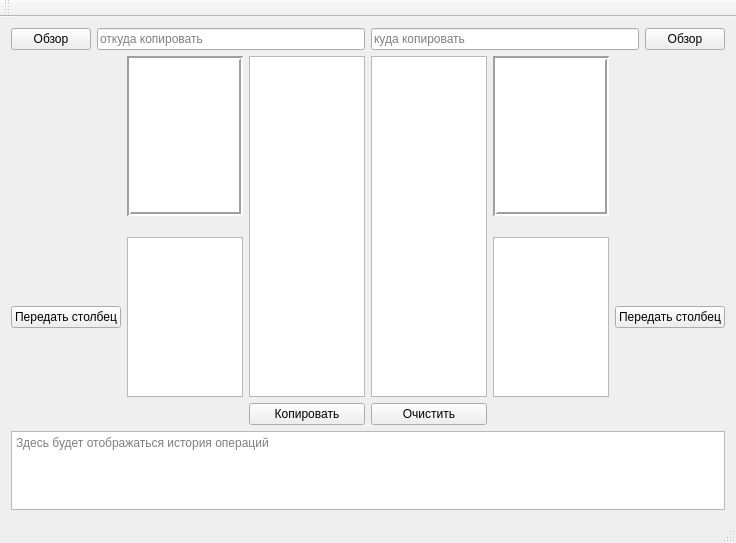
The window that ui/copier.ui (daaazzzeeed/easyCopy) describes before a commit, drawn with Qt 5.
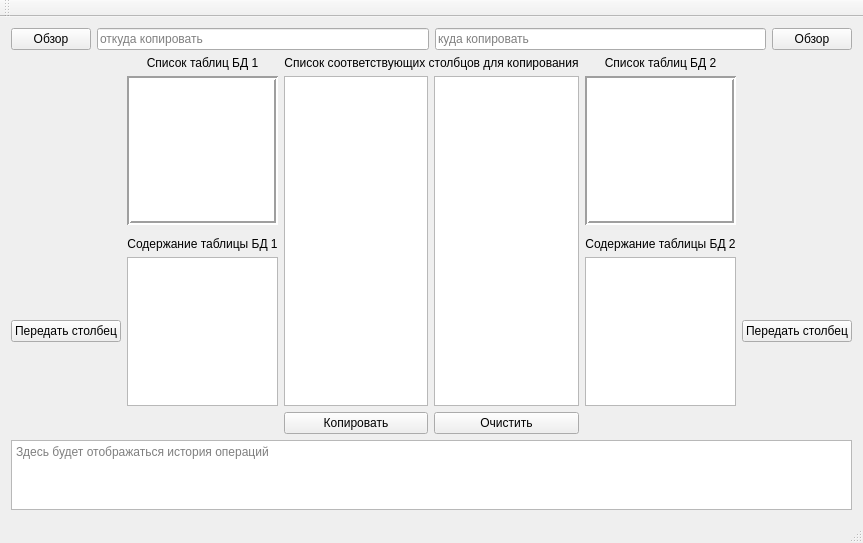
The same window after the commit.

Diff of the .ui file:
```diff
--- a/ui/copier.ui
+++ b/ui/copier.ui
@@ -51,8 +51,18 @@
       </item>
       <item row="1" column="0">
        <layout class="QGridLayout" name="gridLayout_2">
-        <item row="0" column="2">
-         <spacer name="horizontalSpacer_3">
+        <item row="0" column="1">
+         <widget class="QLabel" name="label">
+          <property name="text">
+           <string>Список таблиц БД 1</string>
+          </property>
+          <property name="alignment">
+           <set>Qt::AlignCenter</set>
+          </property>
+         </widget>
+        </item>
+        <item row="1" column="9">
+         <spacer name="horizontalSpacer_4">
           <property name="orientation">
            <enum>Qt::Horizontal</enum>
           </property>
@@ -64,27 +74,14 @@
           </property>
          </spacer>
         </item>
-        <item row="3" column="6">
+        <item row="5" column="6">
          <widget class="QPushButton" name="clearPb">
           <property name="text">
            <string>Очистить</string>
           </property>
          </widget>
         </item>
-        <item row="1" column="11">
-         <spacer name="verticalSpacer_4">
-          <property name="orientation">
-           <enum>Qt::Vertical</enum>
-          </property>
-          <property name="sizeHint" stdset="0">
-           <size>
-            <width>20</width>
-            <height>40</height>
-           </size>
-          </property>
-         </spacer>
-        </item>
-        <item row="1" column="0">
+        <item row="2" column="0">
          <spacer name="verticalSpacer_3">
           <property name="orientation">
            <enum>Qt::Vertical</enum>
@@ -97,14 +94,66 @@
           </property>
          </spacer>
         </item>
-        <item row="3" column="5">
+        <item row="2" column="1">
+         <spacer name="verticalSpacer">
+          <property name="orientation">
+           <enum>Qt::Vertical</enum>
+          </property>
+          <property name="sizeHint" stdset="0">
+           <size>
+            <width>20</width>
+            <height>40</height>
+           </size>
+          </property>
+         </spacer>
+        </item>
+        <item row="2" column="11">
+         <spacer name="verticalSpacer_4">
+          <property name="orientation">
+           <enum>Qt::Vertical</enum>
+          </property>
+          <property name="sizeHint" stdset="0">
+           <size>
+            <width>20</width>
+            <height>40</height>
+           </size>
+          </property>
+         </spacer>
+        </item>
+        <item row="5" column="11">
+         <spacer name="verticalSpacer_6">
+          <property name="orientation">
+           <enum>Qt::Vertical</enum>
+          </property>
+          <property name="sizeHint" stdset="0">
+           <size>
+            <width>20</width>
+            <height>40</height>
+           </size>
+          </property>
+         </spacer>
+        </item>
+        <item row="1" column="2">
+         <spacer name="horizontalSpacer_3">
+          <property name="orientation">
+           <enum>Qt::Horizontal</enum>
+          </property>
+          <property name="sizeHint" stdset="0">
+           <size>
+            <width>40</width>
+            <height>20</height>
+           </size>
+          </property>
+         </spacer>
+        </item>
+        <item row="5" column="5">
          <widget class="QPushButton" name="copyPb">
           <property name="text">
            <string>Копировать</string>
           </property>
          </widget>
         </item>
-        <item row="1" column="10">
+        <item row="2" column="10">
          <spacer name="verticalSpacer_2">
           <property name="orientation">
            <enum>Qt::Vertical</enum>
@@ -117,72 +166,7 @@
           </property>
          </spacer>
         </item>
-        <item row="1" column="1">
-         <spacer name="verticalSpacer">
-          <property name="orientation">
-           <enum>Qt::Vertical</enum>
-          </property>
-          <property name="sizeHint" stdset="0">
-           <size>
-            <width>20</width>
-            <height>40</height>
-           </size>
-          </property>
-         </spacer>
-        </item>
-        <item row="3" column="11">
-         <spacer name="verticalSpacer_6">
-          <property name="orientation">
-           <enum>Qt::Vertical</enum>
-          </property>
-          <property name="sizeHint" stdset="0">
-           <size>
-            <width>20</width>
-            <height>40</height>
-           </size>
-          </property>
-         </spacer>
-        </item>
-        <item row="0" column="8">
-         <spacer name="horizontalSpacer_2">
-          <property name="orientation">
-           <enum>Qt::Horizontal</enum>
-          </property>
-          <property name="sizeHint" stdset="0">
-           <size>
-            <width>40</width>
-            <height>20</height>
-           </size>
-          </property>
-         </spacer>
-        </item>
-        <item row="0" column="9">
-         <spacer name="horizontalSpacer_4">
-          <property name="orientation">
-           <enum>Qt::Horizontal</enum>
-          </property>
-          <property name="sizeHint" stdset="0">
-           <size>
-            <width>40</width>
-            <height>20</height>
-           </size>
-          </property>
-         </spacer>
-        </item>
-        <item row="0" column="3">
-         <spacer name="horizontalSpacer">
-          <property name="orientation">
-           <enum>Qt::Horizontal</enum>
-          </property>
-          <property name="sizeHint" stdset="0">
-           <size>
-            <width>40</width>
-            <height>20</height>
-           </size>
-          </property>
-         </spacer>
-        </item>
-        <item row="3" column="0">
+        <item row="5" column="0">
          <spacer name="verticalSpacer_5">
           <property name="orientation">
            <enum>Qt::Vertical</enum>
@@ -195,7 +179,7 @@
           </property>
          </spacer>
         </item>
-        <item row="0" column="1">
+        <item row="1" column="1">
          <widget class="QListWidget" name="tablesFromLV">
           <property name="frameShape">
            <enum>QFrame::Box</enum>
@@ -208,27 +192,53 @@
           </property>
          </widget>
         </item>
-        <item row="0" column="10">
-         <widget class="QListWidget" name="tablesToLV">
-          <property name="frameShape">
-           <enum>QFrame::Box</enum>
+        <item row="1" column="3">
+         <spacer name="horizontalSpacer">
+          <property name="orientation">
+           <enum>Qt::Horizontal</enum>
           </property>
-          <property name="lineWidth">
-           <number>2</number>
+          <property name="sizeHint" stdset="0">
+           <size>
+            <width>40</width>
+            <height>20</height>
+           </size>
           </property>
-         </widget>
+         </spacer>
         </item>
-        <item row="2" column="1">
+        <item row="1" column="8">
+         <spacer name="horizontalSpacer_2">
+          <property name="orientation">
+           <enum>Qt::Horizontal</enum>
+          </property>
+          <property name="sizeHint" stdset="0">
+           <size>
+            <width>40</width>
+            <height>20</height>
+           </size>
+          </property>
+         </spacer>
+        </item>
+        <item row="4" column="1">
          <widget class="QTableView" name="columnsFromLV">
           <property name="dragDropMode">
            <enum>QAbstractItemView::DragOnly</enum>
           </property>
          </widget>
         </item>
-        <item row="2" column="10">
+        <item row="1" column="10">
+         <widget class="QListWidget" name="tablesToLV">
+          <property name="frameShape">
+           <enum>QFrame::Box</enum>
+          </property>
+          <property name="lineWidth">
+           <number>2</number>
+          </property>
+         </widget>
+        </item>
+        <item row="4" column="10">
          <widget class="QTableView" name="columnsToLV"/>
         </item>
-        <item row="2" column="0">
+        <item row="4" column="0">
          <widget class="QPushButton" name="moveFromPb">
           <property name="enabled">
            <bool>true</bool>
@@ -250,19 +260,59 @@
           </property>
          </widget>
         </item>
-        <item row="2" column="11">
+        <item row="4" column="11">
          <widget class="QPushButton" name="moveToPb">
           <property name="text">
            <string>Передать столбец</string>
           </property>
          </widget>
         </item>
-        <item row="0" column="5" rowspan="3">
+        <item row="1" column="5" rowspan="4">
          <widget class="QTableWidget" name="correlationLvFrom"/>
         </item>
-        <item row="0" column="6" rowspan="3">
+        <item row="1" column="6" rowspan="4">
          <widget class="QTableWidget" name="correlationLvTo"/>
         </item>
+        <item row="0" column="10">
+         <widget class="QLabel" name="label_2">
+          <property name="text">
+           <string>Список таблиц БД 2</string>
+          </property>
+          <property name="alignment">
+           <set>Qt::AlignCenter</set>
+          </property>
+         </widget>
+        </item>
+        <item row="3" column="1">
+         <widget class="QLabel" name="label_3">
+          <property name="text">
+           <string>Содержание таблицы БД 1</string>
+          </property>
+          <property name="alignment">
+           <set>Qt::AlignCenter</set>
+          </property>
+         </widget>
+        </item>
+        <item row="3" column="10">
+         <widget class="QLabel" name="label_4">
+          <property name="text">
+           <string>Содержание таблицы БД 2</string>
+          </property>
+          <property name="alignment">
+           <set>Qt::AlignCenter</set>
+          </property>
+         </widget>
+        </item>
+        <item row="0" column="5" colspan="2">
+         <widget class="QLabel" name="label_5">
+          <property name="text">
+           <string>Список соответствующих столбцов для копирования</string>
+          </property>
+          <property name="alignment">
+           <set>Qt::AlignCenter</set>
+          </property>
+         </widget>
+        </item>
        </layout>
       </item>
      </layout>
```
Left out of the diff: 2 changed lines with no effect on the pictures.
